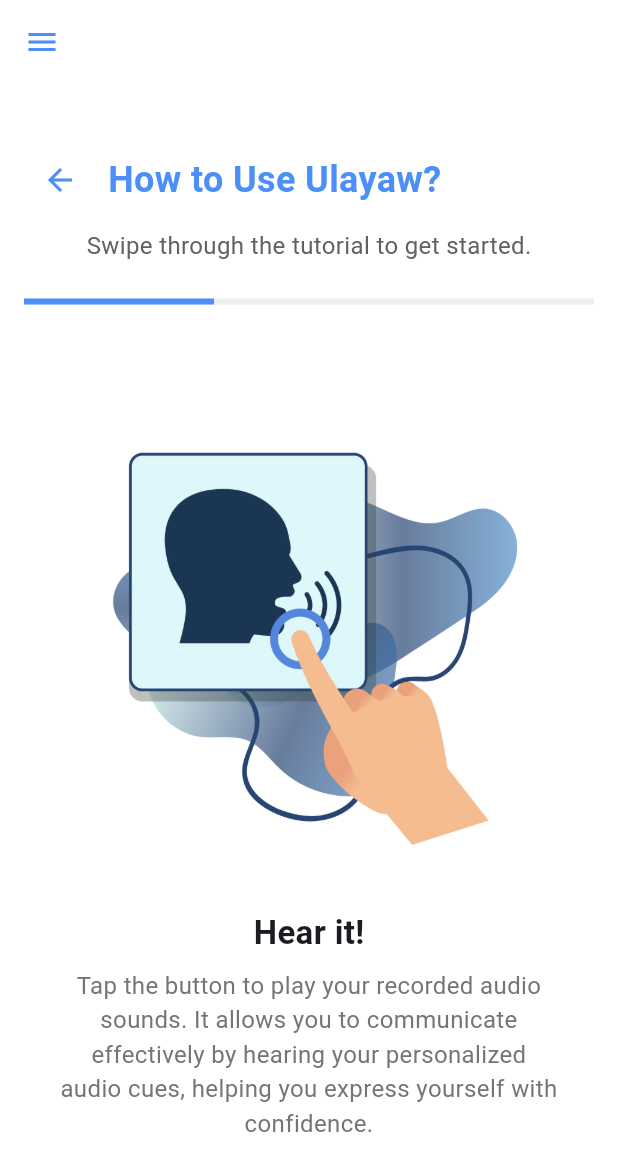
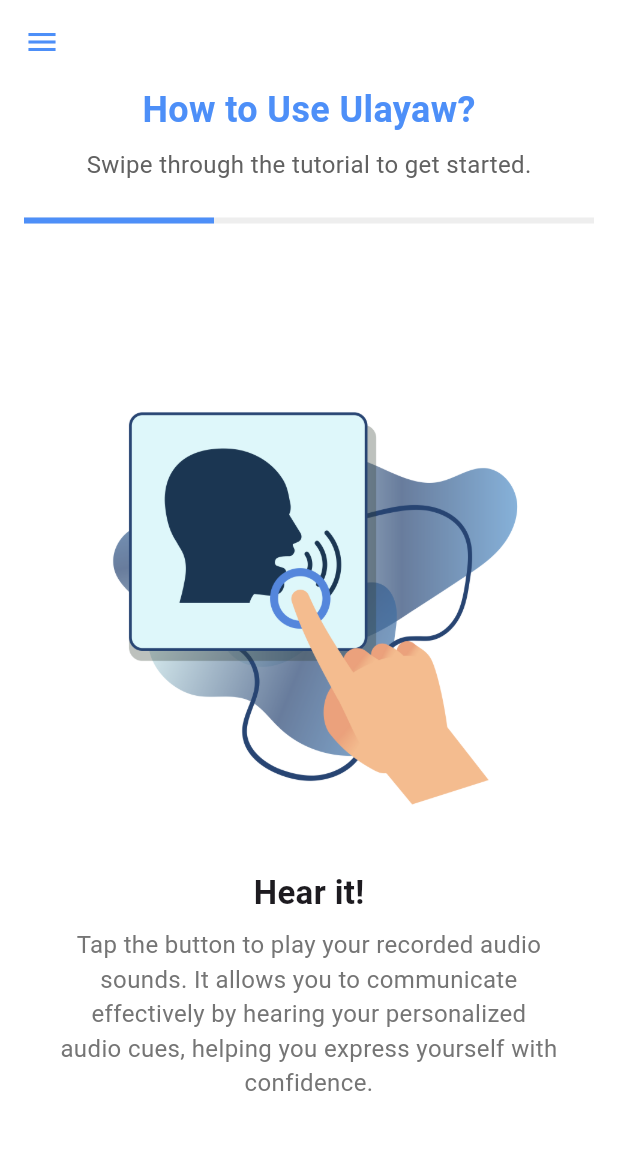
Before and after one commit to PatsyJoseph/cc206-aac_app, a Flutter app: the TutorialPage screen opened by its route, on a phone screen of 412 x 824 dp. Shown: the top 1171 px of the screen. Run offline on Flutter 3.47's test engine with Material 3 defaults, Android fonts, the light colour scheme and no system bars; our stand-ins replace animated_text_kit, audioplayers, cloud_firestore, file_picker, firebase_core, image_picker and 1 more; accounts and stored records are empty.

Commit message:
Update tutorial_page.dart

```diff
--- a/lib/features/tutorial_page.dart
+++ b/lib/features/tutorial_page.dart
@@ -56,7 +56,7 @@
           },
         ),
       ),
-      drawer: NavDrawer(activeNav: '/profile'),
+      drawer: NavDrawer(activeNav: '/tutorial'),
       body: Stack(
         children: [
           SafeArea(
@@ -64,21 +64,10 @@
               padding: const EdgeInsets.symmetric(horizontal: 16.0),
               child: Column(
                 children: [
-                  const SizedBox(height: 40),
                   // Row for title and back button
                   Row(
-                    mainAxisAlignment: MainAxisAlignment.start,
+                    mainAxisAlignment: MainAxisAlignment.center,
                     children: [
-                      IconButton(
-                        icon: const Icon(
-                          Icons.arrow_back,
-                          color: Color(0xFF4D8FF8),
-                        ),
-                        onPressed: () {
-                          Navigator.of(context).pop();
-                        },
-                      ),
-                      const SizedBox(width: 8),
                       const Text(
                         'How to Use Ulayaw?',
                         style: TextStyle(
```
